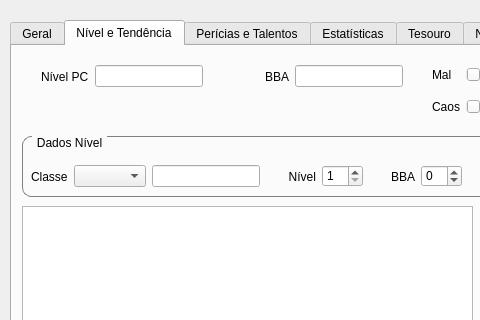
Qt form ifg/qt/ui/entidade.ui (matferib/tabuleiro-virtual) before a commit; both pictures show x 0 to 480 and y 0 to 320 of the 1070 by 632 pixel window.
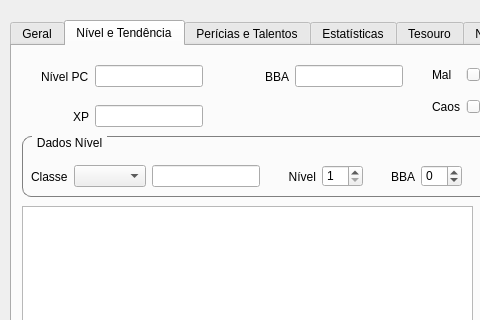
The same form after that commit. The open tabs and pages were chosen to show the change.

Commit message: ui para projeteis de area

What changed in the file:
```diff
--- a/ifg/qt/ui/entidade.ui
+++ b/ifg/qt/ui/entidade.ui
@@ -1636,6 +1636,35 @@
       </item>
      </layout>
     </widget>
+    <widget class="QWidget" name="horizontalLayoutWidget_6">
+     <property name="geometry">
+      <rect>
+       <x>10</x>
+       <y>50</y>
+       <width>181</width>
+       <height>41</height>
+      </rect>
+     </property>
+     <layout class="QHBoxLayout" name="horizontalLayout_38">
+      <item alignment="Qt::AlignRight">
+       <widget class="QLabel" name="label_84">
+        <property name="text">
+         <string>XP</string>
+        </property>
+       </widget>
+      </item>
+      <item alignment="Qt::AlignLeft">
+       <widget class="QLineEdit" name="linha_xp">
+        <property name="toolTip">
+         <string>Experiência do personagem</string>
+        </property>
+        <property name="readOnly">
+         <bool>true</bool>
+        </property>
+       </widget>
+      </item>
+     </layout>
+    </widget>
    </widget>
    <widget class="QWidget" name="tab_3">
     <attribute name="title">
```
The commit also changes 1 other file.
